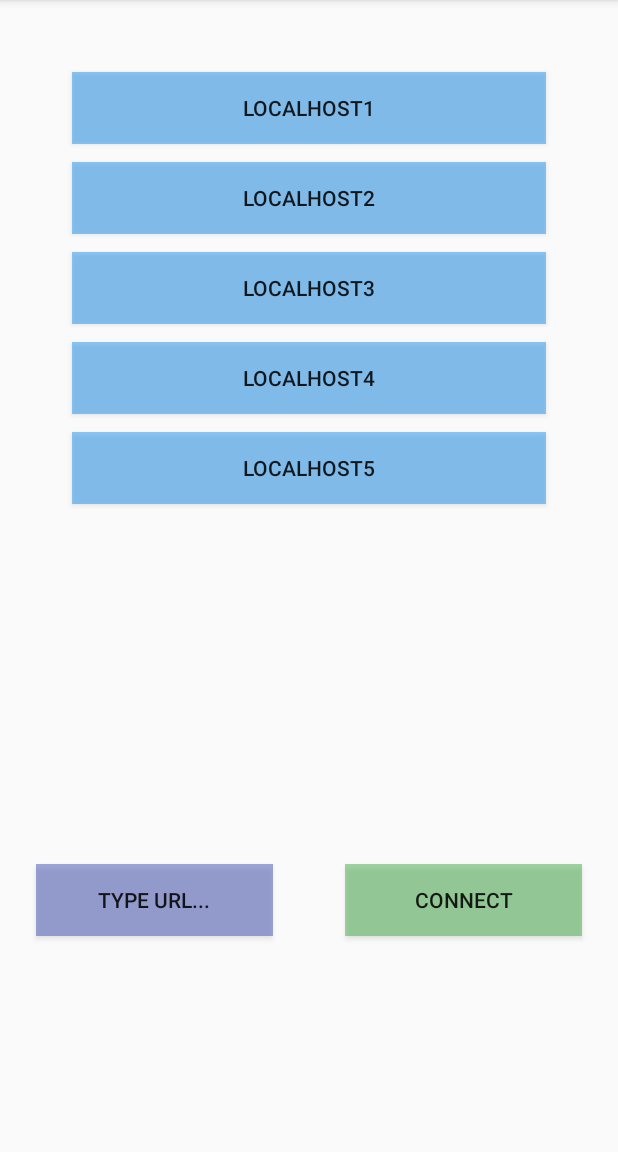
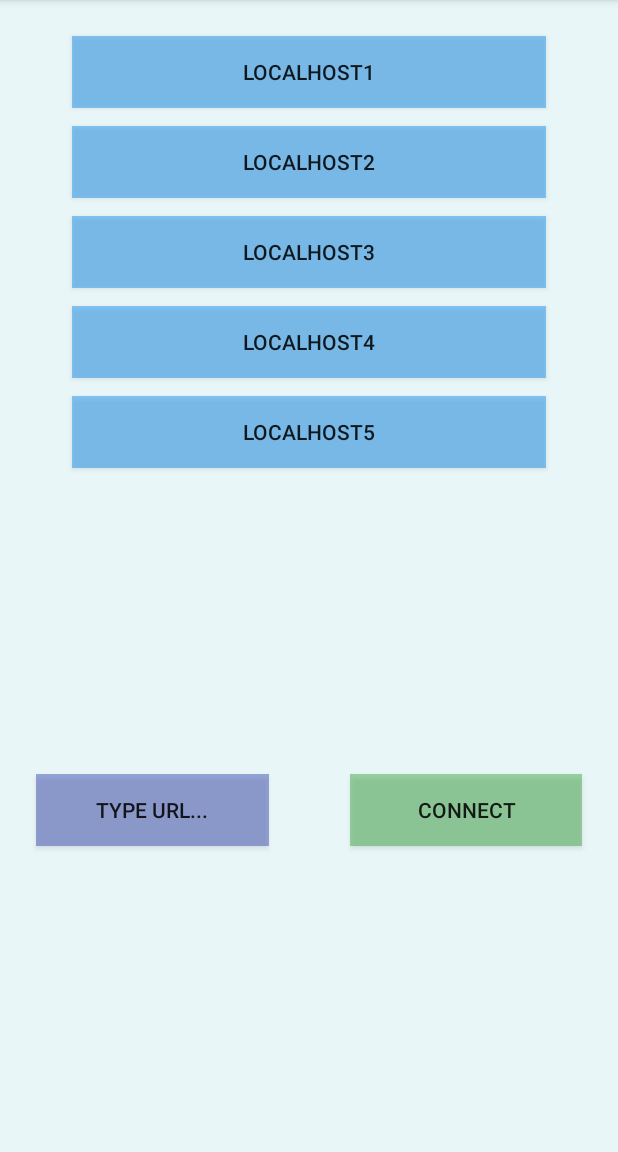
Before and after one commit to eitan-ker/FlightMobileAppAS, an Android app: the screen it shows after launch (MainActivity), on a phone screen of 412 x 824 dp, the part 84-1236 px from its top. Run offline under Robolectric (Android 15) with nearby library versions, the phone set to English and light mode, and no system bars.

Commit message:
fixed bug - landscape was not showing properly

```diff
--- a/app/src/main/res/layout/activity_main.xml
+++ b/app/src/main/res/layout/activity_main.xml
@@ -4,6 +4,7 @@
     xmlns:tools="http://schemas.android.com/tools"
     android:layout_width="match_parent"
     android:layout_height="match_parent"
+    android:background="#1100C2D4"
     tools:context=".MainActivity">
 
     <Button
@@ -12,12 +13,15 @@
         android:layout_height="wrap_content"
         android:layout_marginStart="48dp"
         android:layout_marginLeft="48dp"
-        android:layout_marginTop="48dp"
+        android:layout_marginTop="24dp"
         android:layout_marginEnd="48dp"
         android:layout_marginRight="48dp"
+        android:layout_marginBottom="6dp"
         android:background="#802196F3"
         android:text="Localhost1"
+        app:layout_constraintBottom_toTopOf="@+id/host2"
         app:layout_constraintEnd_toEndOf="parent"
+        app:layout_constraintHorizontal_bias="0.0"
         app:layout_constraintStart_toStartOf="parent"
         app:layout_constraintTop_toTopOf="parent" />
 
@@ -27,11 +31,13 @@
         android:layout_height="wrap_content"
         android:layout_marginStart="48dp"
         android:layout_marginLeft="48dp"
-        android:layout_marginTop="12dp"
+        android:layout_marginTop="6dp"
         android:layout_marginEnd="48dp"
         android:layout_marginRight="48dp"
+        android:layout_marginBottom="6dp"
         android:background="#802196F3"
         android:text="Localhost2"
+        app:layout_constraintBottom_toTopOf="@+id/host3"
         app:layout_constraintEnd_toEndOf="parent"
         app:layout_constraintStart_toStartOf="parent"
         app:layout_constraintTop_toBottomOf="@+id/host1" />
@@ -42,11 +48,13 @@
         android:layout_height="wrap_content"
         android:layout_marginStart="48dp"
         android:layout_marginLeft="48dp"
-        android:layout_marginTop="12dp"
+        android:layout_marginTop="6dp"
         android:layout_marginEnd="48dp"
         android:layout_marginRight="48dp"
+        android:layout_marginBottom="6dp"
         android:background="#802196F3"
         android:text="localhost3"
+        app:layout_constraintBottom_toTopOf="@+id/host4"
         app:layout_constraintEnd_toEndOf="parent"
         app:layout_constraintStart_toStartOf="parent"
         app:layout_constraintTop_toBottomOf="@+id/host2" />
@@ -72,7 +80,6 @@
         android:layout_height="wrap_content"
         android:layout_marginStart="24dp"
         android:layout_marginLeft="24dp"
-        android:layout_marginTop="96dp"
         android:layout_marginEnd="48dp"
         android:layout_marginRight="48dp"
         android:background="#7E3F51B5"
@@ -88,11 +95,13 @@
         android:layout_height="wrap_content"
         android:layout_marginStart="48dp"
         android:layout_marginLeft="48dp"
-        android:layout_marginTop="12dp"
+        android:layout_marginTop="6dp"
         android:layout_marginEnd="48dp"
         android:layout_marginRight="48dp"
+        android:layout_marginBottom="6dp"
         android:background="#802196F3"
         android:text="localhost4"
+        app:layout_constraintBottom_toTopOf="@+id/host5"
         app:layout_constraintEnd_toEndOf="parent"
         app:layout_constraintStart_toStartOf="parent"
         app:layout_constraintTop_toBottomOf="@+id/host3" />
@@ -101,7 +110,8 @@
         android:id="@+id/button8"
         android:layout_width="0dp"
         android:layout_height="wrap_content"
-        android:layout_marginTop="96dp"
+        android:layout_marginStart="6dp"
+        android:layout_marginLeft="6dp"
         android:layout_marginEnd="24dp"
         android:layout_marginRight="24dp"
         android:background="#834CAF50"
```
